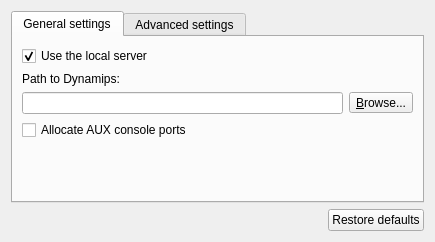
First picture: the form in gns3/modules/dynamips/ui/dynamips_preferences_page.ui, repository mpplab/MNSS, before the edit.
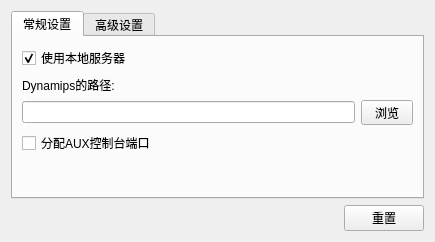
Second picture: the form after the edit.

```diff
--- a/gns3/modules/dynamips/ui/dynamips_preferences_page.ui
+++ b/gns3/modules/dynamips/ui/dynamips_preferences_page.ui
@@ -21,13 +21,13 @@
      </property>
      <widget class="QWidget" name="uiGeneralSettingsTabWidget">
       <attribute name="title">
-       <string>General settings</string>
+       <string>常规设置</string>
       </attribute>
       <layout class="QVBoxLayout" name="verticalLayout_2">
        <item>
         <widget class="QCheckBox" name="uiUseLocalServercheckBox">
          <property name="text">
-          <string>Use the local server</string>
+          <string>使用本地服务器</string>
          </property>
          <property name="checked">
           <bool>true</bool>
@@ -37,7 +37,7 @@
        <item>
         <widget class="QLabel" name="uiDynamipsPathLabel">
          <property name="text">
-          <string>Path to Dynamips:</string>
+          <string>Dynamips的路径:</string>
          </property>
         </widget>
        </item>
@@ -56,7 +56,7 @@
          <item>
           <widget class="QToolButton" name="uiDynamipsPathToolButton">
            <property name="text">
-            <string>&amp;Browse...</string>
+            <string>  浏览  </string>
            </property>
            <property name="toolButtonStyle">
             <enum>Qt::ToolButtonTextOnly</enum>
@@ -68,7 +68,7 @@
        <item>
         <widget class="QCheckBox" name="uiAllocateAuxConsolePortsCheckBox">
          <property name="text">
-          <string>Allocate AUX console ports</string>
+          <string>分配AUX控制台端口</string>
          </property>
         </widget>
        </item>
@@ -89,7 +89,7 @@
      </widget>
      <widget class="QWidget" name="uiAdvancedSettingsTabWidget">
       <attribute name="title">
-       <string>Advanced settings</string>
+       <string>高级设置</string>
       </attribute>
       <layout class="QVBoxLayout" name="verticalLayout_3">
        <item>
@@ -175,7 +175,7 @@
      <item>
       <widget class="QPushButton" name="uiRestoreDefaultsPushButton">
        <property name="text">
-        <string>Restore defaults</string>
+        <string>重置</string>
        </property>
       </widget>
      </item>
```
Left out of the diff: 8 changed lines with no effect on the pictures.
